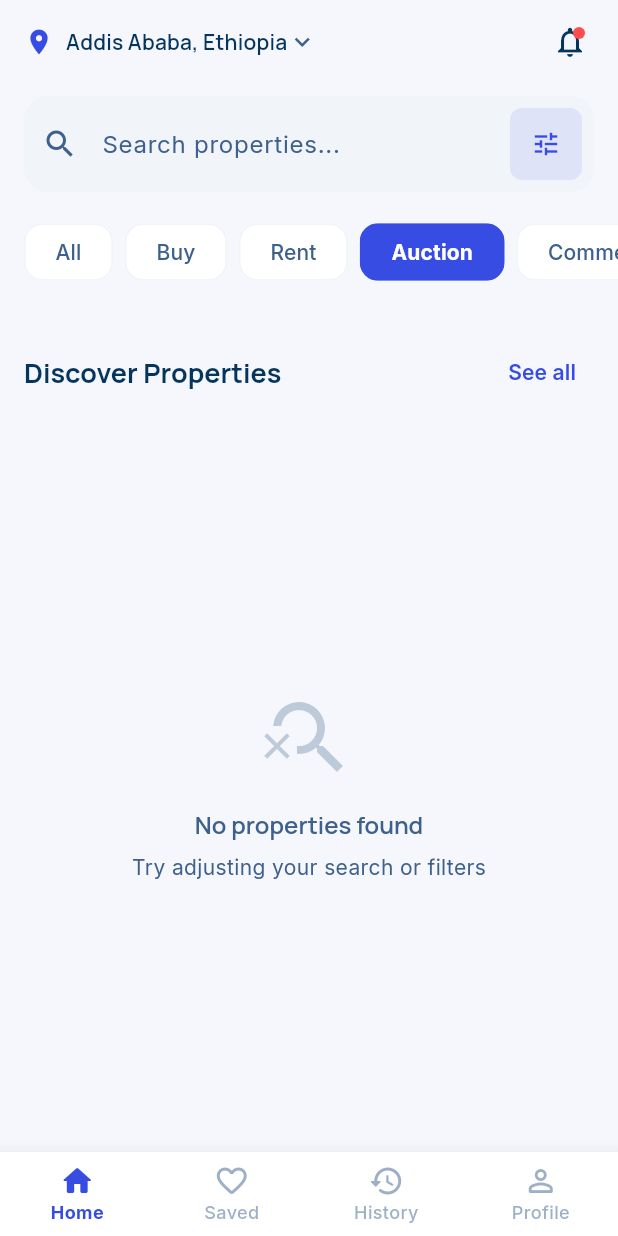
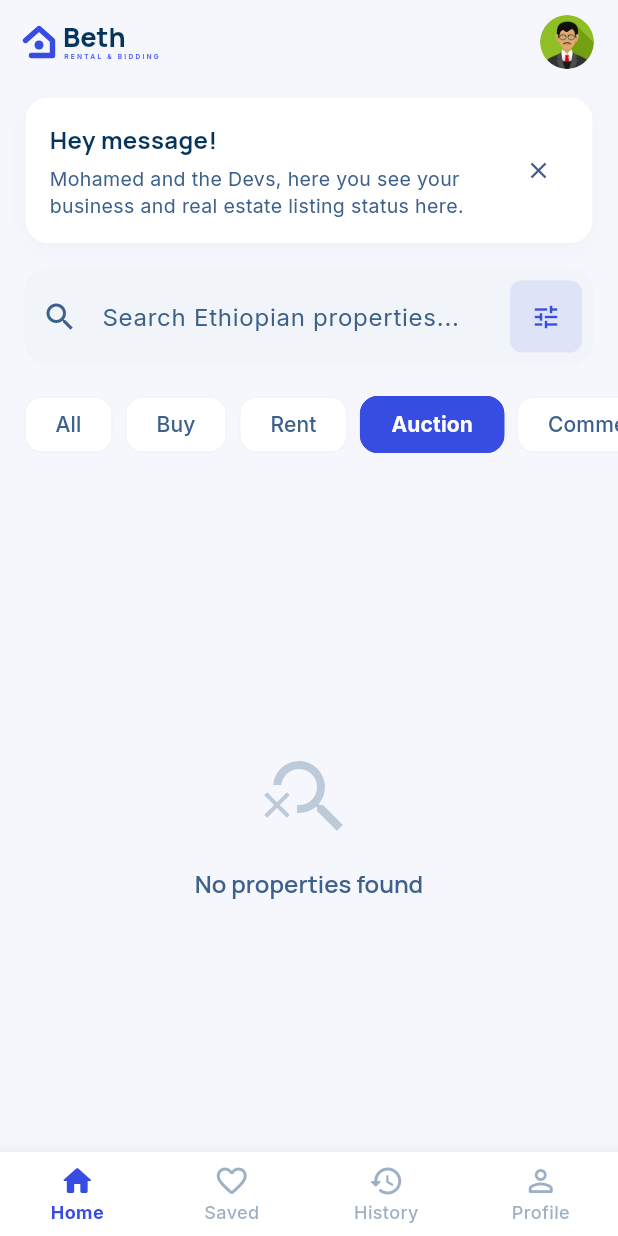
Before and after one commit to olit2004/Bet, a Flutter app: the HomeScreen screen opened by its route, after a tap on "Buy", after a tap on "Rent", after a tap on "Auction", on a phone screen of 412 x 824 dp. Run offline on Flutter 3.47's test engine with Material 3 defaults, Android fonts, the light colour scheme and no system bars; our stand-ins replace go_router, google_fonts.

Commit message:
feat: redesign home screen with greeting banner and updated property card UI

```diff
--- a/lib/features/property/presentation/screens/home_screen.dart
+++ b/lib/features/property/presentation/screens/home_screen.dart
@@ -1,9 +1,11 @@
 import 'package:flutter/material.dart';
 import 'package:provider/provider.dart';
+import 'package:google_fonts/google_fonts.dart';
 import '../providers/property_provider.dart';
 import '../widgets/property_card.dart';
 import '../widgets/search_bar.dart';
 import '../../../../core/constants/app_colors.dart';
+import '../../../../core/widgets/app_logo.dart';
 
 class HomeScreen extends StatefulWidget {
   const HomeScreen({super.key});
@@ -32,42 +34,19 @@ class _HomeScreenState extends State<HomeScreen> {
         backgroundColor: AppColors.background,
         elevation: 0,
         scrolledUnderElevation: 0,
-        title: Row(
-          children: [
-            const Icon(Icons.location_on, color: AppColors.primaryBlue, size: 20),
-            const SizedBox(width: 8),
-            Text(
-              'Addis Ababa, Ethiopia',
-              style: Theme.of(context).textTheme.titleMedium?.copyWith(
-                    fontWeight: FontWeight.w600,
-                    color: AppColors.primaryText,
-                  ),
-            ),
-            const Icon(Icons.keyboard_arrow_down, color: AppColors.secondaryText, size: 20),
-          ],
-        ),
+        title: const AppLogo(size: 20),
         actions: [
-          IconButton(
-            onPressed: () {},
-            icon: Stack(
-              children: [
-                const Icon(Icons.notifications_none, color: AppColors.primaryText),
-                Positioned(
-                  right: 2,
-                  top: 2,
-                  child: Container(
-                    width: 8,
-                    height: 8,
-                    decoration: const BoxDecoration(
-                      color: AppColors.error,
-                      shape: BoxShape.circle,
+          CircleAvatar(
+            radius: 18,
+            backgroundColor: AppColors.inputFill,
+            child: ClipOval(
+              child: Image.asset(
+                'assets/images/avater.png',
+                errorBuilder: (context, error, stackTrace) => const Icon(Icons.person, color: AppColors.secondaryText),
               ),
             ),
           ),
-              ],
-            ),
-          ),
-          const SizedBox(width: 8),
+          const SizedBox(width: 16),
         ],
       ),
       body: SafeArea(
@@ -76,42 +55,73 @@ class _HomeScreenState extends State<HomeScreen> {
           onRefresh: () => context.read<PropertyProvider>().loadProperties(),
           child: CustomScrollView(
             slivers: [
-              // Search and Categories Section
-              const SliverToBoxAdapter(
+              // 1. Greeting Banner (Hey message!)
+              SliverToBoxAdapter(
                 child: Padding(
-                  padding: EdgeInsets.only(top: 8.0, bottom: 24.0),
-                  child: PropertySearchBar(),
+                  padding: const EdgeInsets.fromLTRB(16, 8, 16, 16),
+                  child: Container(
+                    padding: const EdgeInsets.all(16),
+                    decoration: BoxDecoration(
+                      color: AppColors.surface,
+                      borderRadius: BorderRadius.circular(16),
+                      border: Border.all(color: AppColors.inputFill),
+                      boxShadow: [
+                        BoxShadow(
+                          color: Colors.black.withValues(alpha: 0.02),
+                          blurRadius: 10,
+                          offset: const Offset(0, 4),
+                        ),
+                      ],
+                    ),
+                    child: Row(
+                      children: [
+                        Expanded(
+                          child: Column(
+                            crossAxisAlignment: CrossAxisAlignment.start,
+                            children: [
+                              Text(
+                                'Hey message!',
+                                style: GoogleFonts.manrope(
+                                  fontWeight: FontWeight.bold,
+                                  color: AppColors.primaryText,
+                                  fontSize: 16,
                                 ),
                               ),
-              // Section Header
-              SliverToBoxAdapter(
-                child: Padding(
-                  padding: const EdgeInsets.symmetric(horizontal: 16.0, vertical: 8.0),
-                  child: Row(
-                    mainAxisAlignment: MainAxisAlignment.spaceBetween,
-                    children: [
+                              const SizedBox(height: 6),
                               Text(
-                        'Discover Properties',
-                        style: Theme.of(context).textTheme.headlineSmall?.copyWith(
-                              fontWeight: FontWeight.bold,
-                              color: AppColors.primaryText,
-                            ),
-                      ),
-                      TextButton(
-                        onPressed: () {},
-                        child: const Text(
-                          'See all',
-                          style: TextStyle(
-                            color: AppColors.primaryBlue,
-                            fontWeight: FontWeight.w600,
-                          ),
+                                'Mohamed and the Devs, here you see your business and real estate listing status here.',
+                                style: GoogleFonts.inter(
+                                  color: AppColors.secondaryText,
+                                  fontSize: 13,
+                                  height: 1.4,
                                 ),
                               ),
                             ],
                           ),
                         ),
+                        const SizedBox(width: 12),
+                        IconButton(
+                          visualDensity: VisualDensity.compact,
+                          icon: const Icon(Icons.close, size: 18, color: AppColors.secondaryText),
+                          onPressed: () {
+                            // Logic to hide banner
+                          },
                         ),
-              // Properties List
+                      ],
+                    ),
+                  ),
+                ),
+              ),
+
+              // 2. Search and Categories Section
+              const SliverToBoxAdapter(
+                child: Padding(
+                  padding: EdgeInsets.only(bottom: 24.0),
+                  child: PropertySearchBar(),
+                ),
+              ),
+
+              // 3. Properties List
               Consumer<PropertyProvider>(
                 builder: (context, provider, child) {
                   if (provider.isLoading && provider.properties.isEmpty) {
@@ -163,8 +173,6 @@ class _HomeScreenState extends State<HomeScreen> {
                                 color: AppColors.secondaryText,
                               ),
                             ),
-                            const SizedBox(height: 8),
-                            const Text('Try adjusting your search or filters'),
                           ],
                         ),
                       ),
@@ -206,28 +214,24 @@ class _HomeScreenState extends State<HomeScreen> {
         backgroundColor: Colors.white,
         selectedItemColor: AppColors.primaryBlue,
         unselectedItemColor: AppColors.secondaryText.withValues(alpha: 0.5),
-        selectedLabelStyle: const TextStyle(fontWeight: FontWeight.bold, fontSize: 12),
-        unselectedLabelStyle: const TextStyle(fontWeight: FontWeight.w500, fontSize: 12),
+        selectedLabelStyle: GoogleFonts.inter(fontWeight: FontWeight.bold, fontSize: 12),
+        unselectedLabelStyle: GoogleFonts.inter(fontWeight: FontWeight.w500, fontSize: 12),
         elevation: 10,
         items: const [
           BottomNavigationBarItem(
             icon: Icon(Icons.home_rounded),
-            activeIcon: Icon(Icons.home_rounded),
             label: 'Home',
           ),
           BottomNavigationBarItem(
             icon: Icon(Icons.favorite_outline_rounded),
-            activeIcon: Icon(Icons.favorite_rounded),
             label: 'Saved',
           ),
           BottomNavigationBarItem(
             icon: Icon(Icons.history_rounded),
-            activeIcon: Icon(Icons.history_rounded),
             label: 'History',
           ),
           BottomNavigationBarItem(
             icon: Icon(Icons.person_outline_rounded),
-            activeIcon: Icon(Icons.person_rounded),
             label: 'Profile',
           ),
         ],
--- a/lib/features/property/presentation/widgets/property_card.dart
+++ b/lib/features/property/presentation/widgets/property_card.dart
@@ -45,7 +45,7 @@ class PropertyCard extends StatelessWidget {
                 ClipRRect(
                   borderRadius: const BorderRadius.vertical(top: Radius.circular(20)),
                   child: property.imageUrls.isNotEmpty
-                      ? Image.network(
+                      ? Image.asset(
                           property.imageUrls.first,
                           height: 180,
                           width: double.infinity,
@@ -71,7 +71,7 @@ class PropertyCard extends StatelessWidget {
                   child: Container(
                     padding: const EdgeInsets.symmetric(horizontal: 12, vertical: 8),
                     decoration: BoxDecoration(
-                      color: AppColors.primaryBlue.withValues(alpha: 0.95),
+                      color: AppColors.success,
                       borderRadius: BorderRadius.circular(12),
                     ),
                     child: Text(
@@ -132,9 +132,23 @@ class PropertyCard extends StatelessWidget {
                     style: Theme.of(context).textTheme.titleLarge?.copyWith(
                           fontWeight: FontWeight.w700,
                           fontSize: 18,
+                          color: AppColors.primaryText,
                         ),
                     maxLines: 1,
                     overflow: TextOverflow.ellipsis,
+                  ),
+                  const SizedBox(height: 4),
+                  Row(
+                    children: [
+                      const Icon(Icons.location_on, size: 12, color: AppColors.secondaryText),
+                      const SizedBox(width: 4),
+                      Text(
+                        property.address,
+                        style: Theme.of(context).textTheme.bodySmall?.copyWith(
+                              color: AppColors.secondaryText,
+                            ),
+                      ),
+                    ],
                   ),
                   const SizedBox(height: 12),
                   // Specs Row
--- a/lib/features/property/presentation/widgets/search_bar.dart
+++ b/lib/features/property/presentation/widgets/search_bar.dart
@@ -30,7 +30,7 @@ class _PropertySearchBarState extends State<PropertySearchBar> {
         Padding(
           padding: const EdgeInsets.symmetric(horizontal: 16.0),
           child: CustomTextField(
-            hintText: 'Search properties...',
+            hintText: 'Search Ethiopian properties...',
             controller: _searchController,
             prefixIcon: const Icon(Icons.search, color: AppColors.secondaryText),
             onChanged: (value) {
```
Lines whose indentation alone changed are shown as unchanged.
